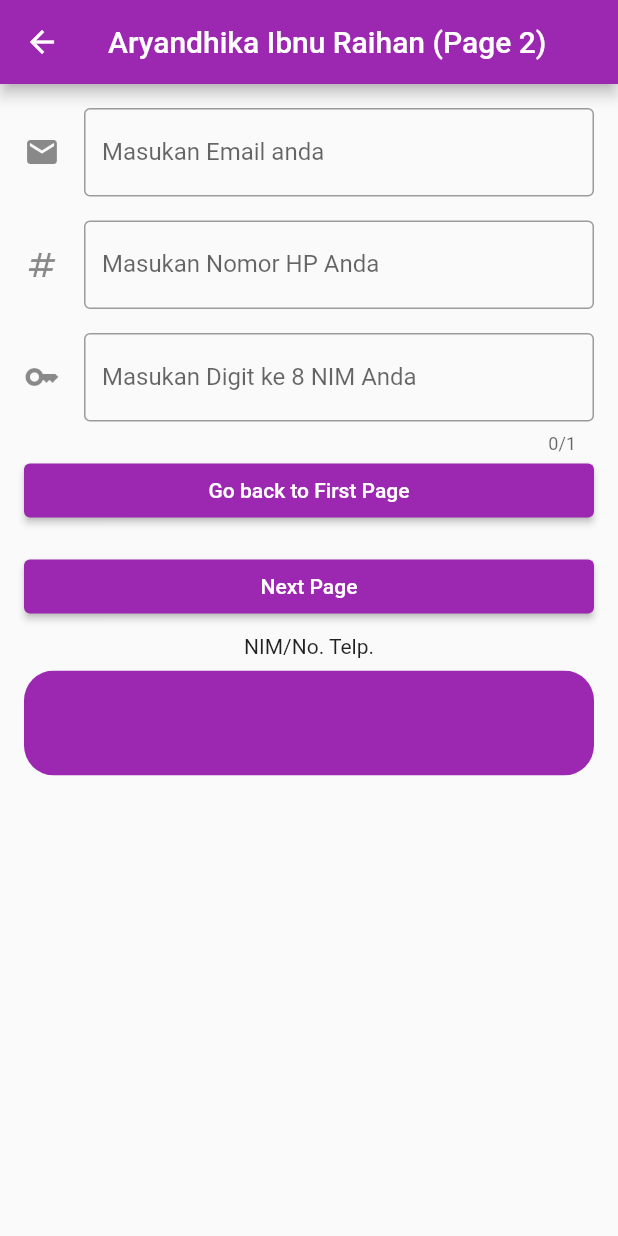
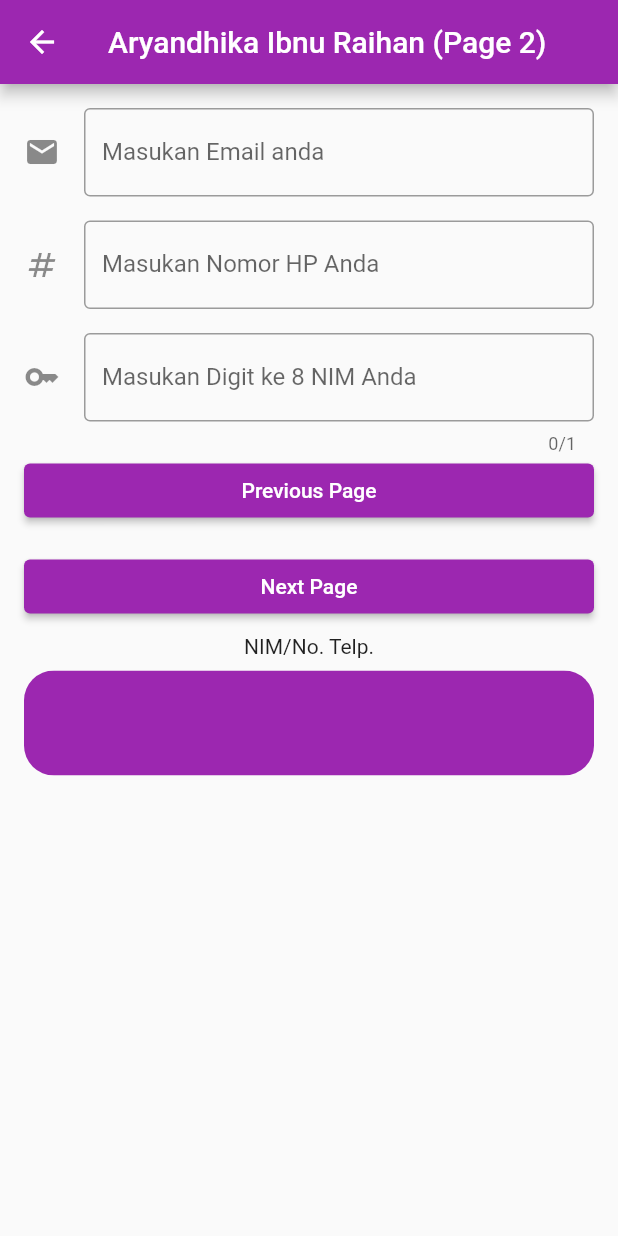
Before and after one commit to gelar1978/UTS_project, a Flutter app: the SecondPage screen opened directly with empty values, on a phone screen of 412 x 824 dp. Run offline on Flutter 3.47's test engine with Material 2 defaults, Android fonts, the phone set to English and light mode, and no system bars; missing offline and left inert: dart:ffi.

Commit message:
Aryandhika Ibnu Raihan

```diff
--- a/lib/hal1101201512.dart
+++ b/lib/hal1101201512.dart
@@ -175,7 +175,7 @@ class _SecondPageState extends State<SecondPage> {
                       style: ElevatedButton.styleFrom(
                         backgroundColor: Colors.purple,
                       ),
-                      child: Text('Go back to First Page'),
+                      child: Text('Previous Page'),
                       onPressed: () {
                         Navigator.pop(context, _output);
                       }
@@ -183,7 +183,7 @@ class _SecondPageState extends State<SecondPage> {
             SizedBox(height: 16.0),
             ElevatedButton(
               style: ElevatedButton.styleFrom(
-                backgroundColor: Colors.purple,
+              backgroundColor: Colors.purple,
               ),
               child: Text('Next Page'),
               onPressed: () async{
@@ -333,10 +333,10 @@ class _ThirdPageState extends State<ThirdPage> {
                 ClipRRect(
                   borderRadius: BorderRadius.circular(20.0),
                   child: Container(
-                    height: 70.0,
-                    width: 390.0,
-                    color: Color.fromARGB(0, 7, 252, 117),
-                    child: Center(
+                  height: 70.0,
+                  width: 390.0,
+                  color: Color.fromARGB(0, 7, 252, 117),
+                  child: Center(
                         child: Text(
                       _output,
                       style: TextStyle(fontSize: 28),
```
